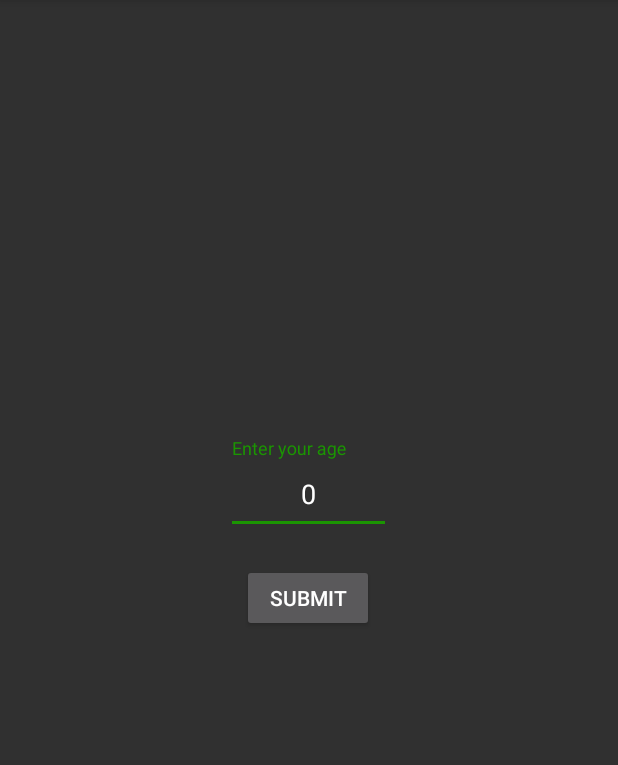
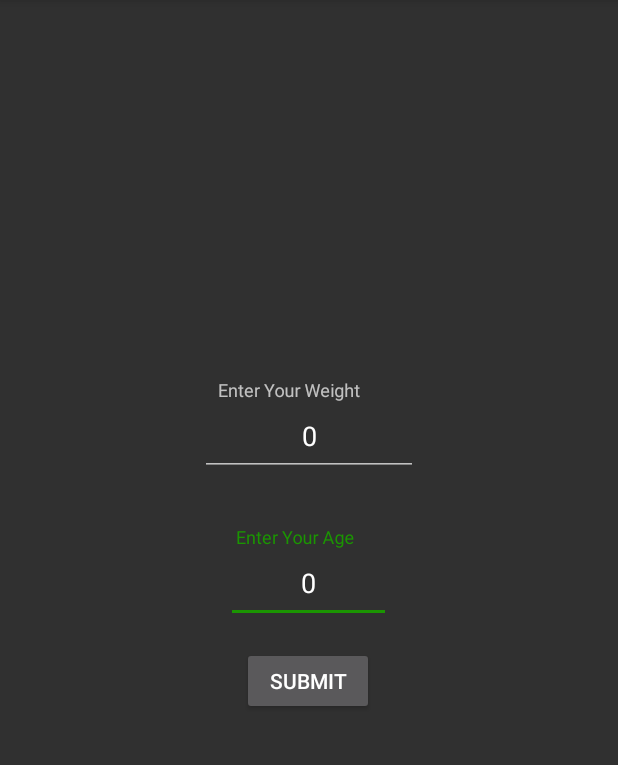
Before and after one commit to Castuh/MyApplication2, an Android app: the MafActivity screen opened directly, with no data from a screen before it, on a phone screen of 412 x 824 dp, the part 84-849 px from its top. Run offline under Robolectric (Android 15) with nearby library versions, the phone set to English and light mode, and no system bars.

Commit message:
Added Saving feature for AGE, and Added Enter your weight and save to that as well

```diff
--- a/app/src/main/java/com/example/surfacejosh/myapplication/MafActivity.java
+++ b/app/src/main/java/com/example/surfacejosh/myapplication/MafActivity.java
@@ -3,6 +3,7 @@ package com.example.surfacejosh.myapplication;
 import android.content.BroadcastReceiver;
 import android.content.Context;
 import android.content.Intent;
+import android.content.SharedPreferences;
 import android.os.Parcelable;
 import android.support.design.widget.TextInputEditText;
 import android.support.v7.app.AppCompatActivity;
@@ -17,24 +18,32 @@ import org.w3c.dom.Text;
 public class MafActivity extends AppCompatActivity {
     private Button Submit;
     TextInputEditText TIE;
+    TextInputEditText TIEW;
     Bundle extras;
     static int Maf_HR;
     //public BluetoothTestService bts1;
     int age = 0;
+    private static final String SHARED_PREFS = "sharedprefs";
+    private static final String AGE = "0";
+    private static final String WEIGHT = "0";
+    private String ages;
+    private String weights;
+
 
    // public static int getMAFHR(){
      //   return Maf_HR;
     //}
     public void OpenMaf_Final(int hr){
-
+        saveData();
         Intent intent = new Intent(MafActivity.this, Maf_Final.class);
         intent.putExtra("MafHeartRate",hr);
         intent.putExtra("mah",hr);
+        intent.putExtra("Weigh",weights);
         //intent.putExtra("bts1", (Parcelable) bts1);
         startActivity(intent);
     }
     public int CalcMafHr() {
-        TIE = (TextInputEditText) findViewById(R.id.EnterAge);
+        //TIE = (TextInputEditText) findViewById(R.id.EnterAge);
         String AgeString = TIE.getText().toString();
         age = Integer.parseInt(AgeString);
         return 180 - age;
@@ -45,6 +54,8 @@ public class MafActivity extends AppCompatActivity {
         super.onCreate(savedInstanceState);
         setContentView(R.layout.activity_maf);
         Submit = (Button) findViewById(R.id.SubmitMafweights);
+        TIE = (TextInputEditText) findViewById(R.id.EnterAge);
+        TIEW = (TextInputEditText) findViewById(R.id.EnterWeight);
 
         Submit.setOnClickListener(new View.OnClickListener() {
             @Override
@@ -55,12 +66,28 @@ public class MafActivity extends AppCompatActivity {
             }
         });
 
-        /*else if(Integer.parseInt(TIE.getText().toString()) >= 0 && Integer.parseInt(TIE.getText().toString()) <= 120)
-        {*/
-
-        //}
+        loadData();
+        updateViews();
 
 
     }
+    public void saveData(){
+        SharedPreferences sharedPreferences = getSharedPreferences(SHARED_PREFS, MODE_PRIVATE);
+        SharedPreferences.Editor editor = sharedPreferences.edit();
+
+        editor.putString(AGE, TIE.getText().toString());
+        editor.putString(WEIGHT,TIEW.getText().toString());
+        editor.apply();
+
+    }
+    public void loadData(){
+        SharedPreferences sharedPreferences = getSharedPreferences(SHARED_PREFS,MODE_PRIVATE);
+        ages = sharedPreferences.getString(AGE,"0");
+        weights = sharedPreferences.getString(WEIGHT,"0");
+    }
+    public void updateViews(){
+        TIE.setText(ages);
+        TIEW.setText(weights);
+    }
 
 }
--- a/app/src/main/res/layout/activity_maf.xml
+++ b/app/src/main/res/layout/activity_maf.xml
@@ -33,14 +33,14 @@
         app:layout_constraintHorizontal_bias="0.498"
         app:layout_constraintStart_toStartOf="parent"
         app:layout_constraintTop_toTopOf="parent"
-        app:layout_constraintVertical_bias="0.415">
+        app:layout_constraintVertical_bias="0.499">
 
         <android.support.design.widget.TextInputEditText
             android:id="@+id/EnterAge"
             android:layout_width="match_parent"
             android:layout_height="match_parent"
             android:layout_marginTop="20dp"
-            android:hint="Enter your age"
+            android:hint=" Enter Your Age"
             android:inputType="number"
             android:numeric="integer"
             android:text="0"
@@ -48,4 +48,27 @@
             android:textAllCaps="false" />
     </android.support.design.widget.TextInputLayout>
 
+    <android.support.design.widget.TextInputLayout
+        android:layout_width="145dp"
+        android:layout_height="64dp"
+        android:layout_marginStart="8dp"
+        android:layout_marginTop="8dp"
+        android:layout_marginEnd="8dp"
+        android:layout_marginBottom="8dp"
+        app:layout_constraintBottom_toTopOf="@+id/MafAge"
+        app:layout_constraintEnd_toEndOf="parent"
+        app:layout_constraintStart_toStartOf="parent"
+        app:layout_constraintTop_toTopOf="parent"
+        app:layout_constraintVertical_bias="0.903">
+
+        <android.support.design.widget.TextInputEditText
+            android:id="@+id/EnterWeight"
+            android:layout_width="match_parent"
+            android:layout_height="match_parent"
+            android:hint="   Enter Your Weight"
+            android:inputType="number"
+            android:text="0"
+            android:textAlignment="center" />
+    </android.support.design.widget.TextInputLayout>
+
 </android.support.constraint.ConstraintLayout>
```
